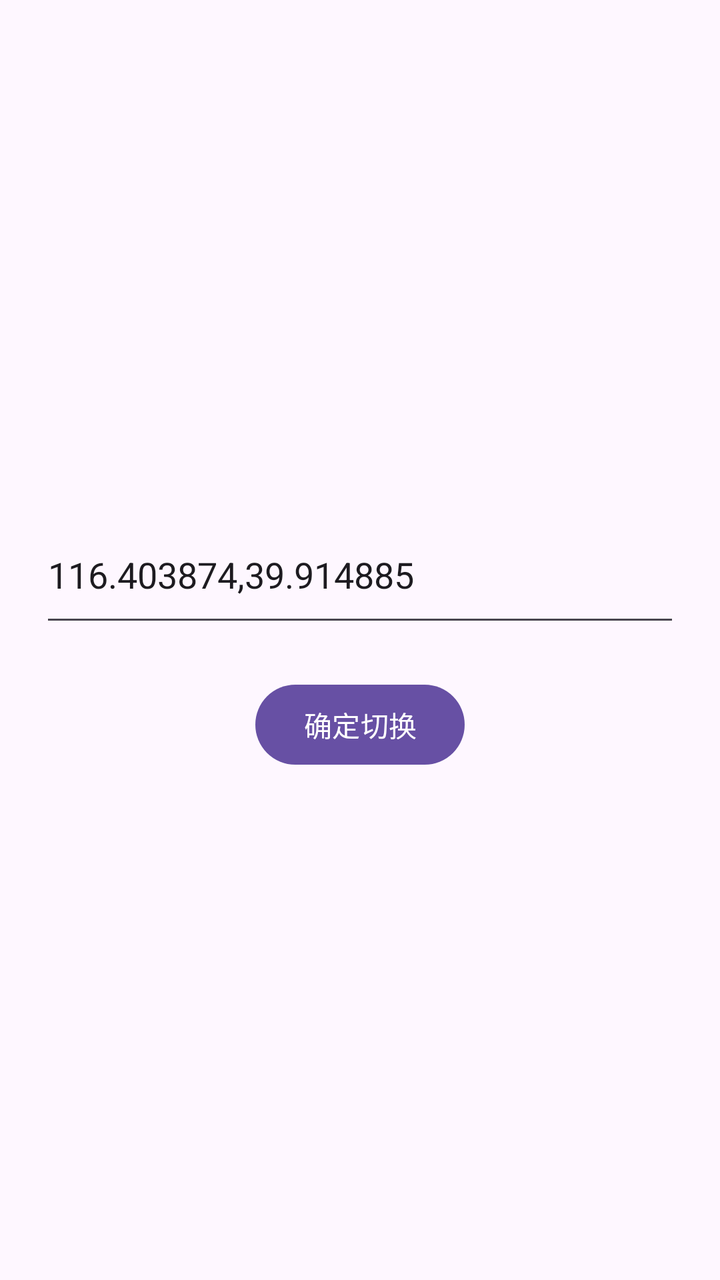
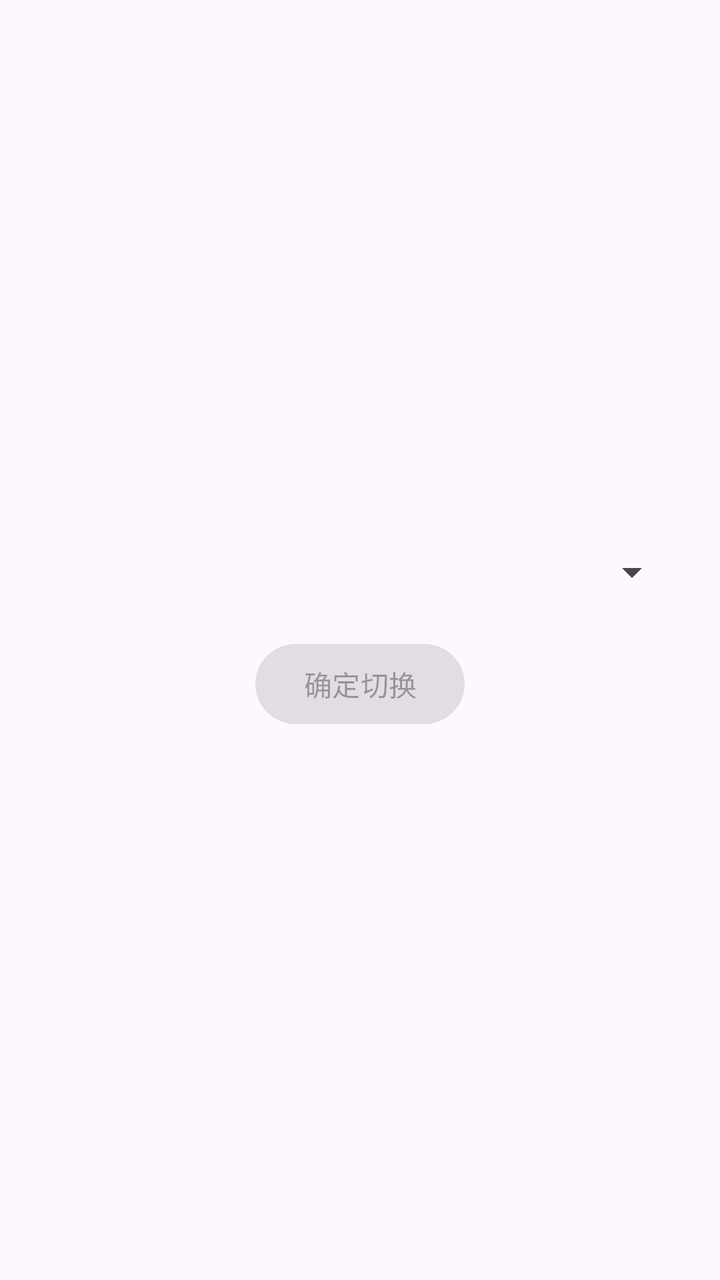

Screens rendered from an Android XML layout before and after an edit, with the pre-edit source and the edit as a unified diff.
<!-- AndroidManifest.xml: application theme Theme.My_Application_NO_Activity -->
<!-- res/layout/activity_city_change.xml -->
<?xml version="1.0" encoding="utf-8"?>
<LinearLayout
    xmlns:android="http://schemas.android.com/apk/res/android"
    android:layout_width="match_parent"
    android:layout_height="match_parent"
    android:gravity="center"
    android:orientation="vertical"
    android:padding="20dp">

    <EditText
        android:id="@+id/edit_city"
        android:hint="输入经纬度，如：116.403874,39.914885"
        android:text="116.403874,39.914885"
        android:layout_width="match_parent"
        android:layout_height="wrap_content"/>

    <Button
        android:id="@+id/btn_confirm"
        android:text="确定切换"
        android:layout_marginTop="20dp"
        android:layout_width="wrap_content"
        android:layout_height="wrap_content"/>

</LinearLayout>
<!-- resources referenced by this layout -->
<resources>
  <style name="Theme.My_Application_NO_Activity" parent="Base.Theme.My_Application_NO_Activity" />
  <style name="Base.Theme.My_Application_NO_Activity" parent="Theme.Material3.DayNight.NoActionBar">
          
          
      </style>
</resources>

<!-- the commit's change to res/layout/activity_city_change.xml (unified diff, before → after) -->
@@ -7,16 +7,15 @@
     android:orientation="vertical"
     android:padding="20dp">
 
-    <EditText
-        android:id="@+id/edit_city"
-        android:hint="输入经纬度，如：116.403874,39.914885"
-        android:text="116.403874,39.914885"
+    <Spinner
+        android:id="@+id/spinner_city"
         android:layout_width="match_parent"
         android:layout_height="wrap_content"/>
 
     <Button
         android:id="@+id/btn_confirm"
         android:text="确定切换"
+        android:enabled="false"
         android:layout_marginTop="20dp"
         android:layout_width="wrap_content"
         android:layout_height="wrap_content"/>
